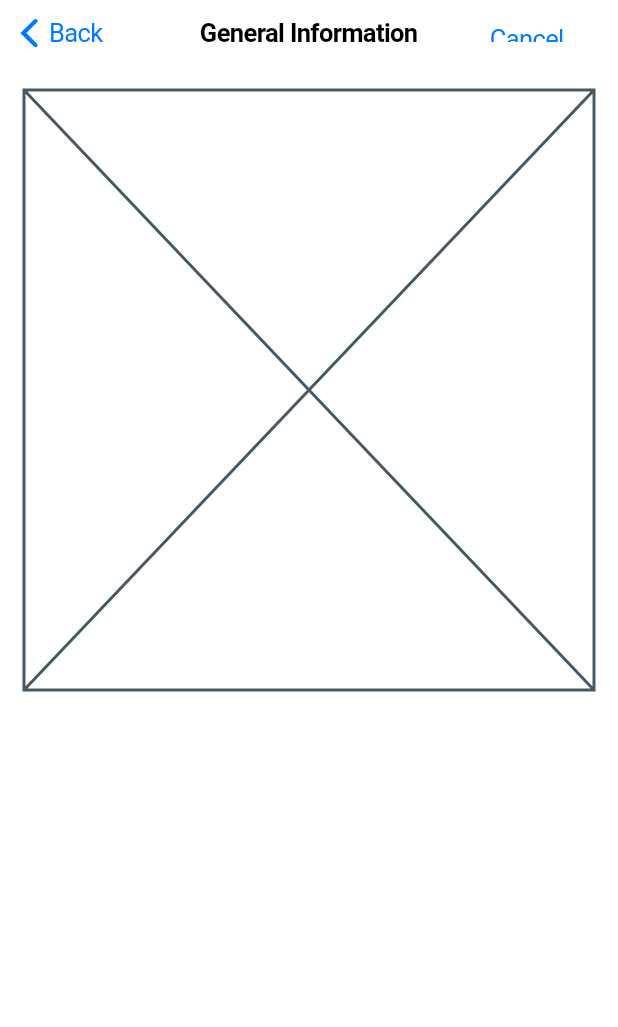
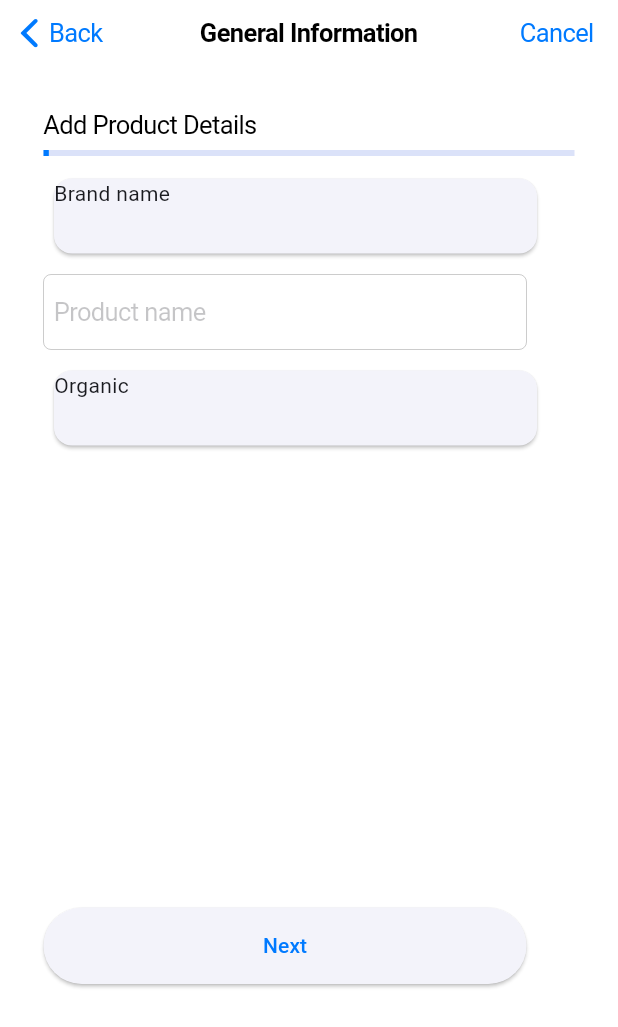
Before and after one commit to LastMinuteName/Healthr, a Flutter app: the ChooseCategoryPage screen opened directly, after a tap on "Food & Drinks", on a phone screen of 412 x 824 dp. Shown: the top 1027 px of the screen. Run offline on Flutter 3.47's test engine with Material 3 defaults, Android fonts, the phone set to English and light mode, and no system bars; missing offline and left inert: mobile_scanner; generated files the repository leaves out were written again.

Commit message:
finished initial layout of the product_details_page

```diff
--- a/lib/models/product_add_model.dart
+++ b/lib/models/product_add_model.dart
@@ -1,4 +1,5 @@
 import 'package:flutter/cupertino.dart';
+import 'package:flutter_gen/gen_l10n/app_localizations.dart';
 
 class ProductAddModel with ChangeNotifier {
   ProductAddModel({
--- a/lib/pages/product_add/choose_category_page.dart
+++ b/lib/pages/product_add/choose_category_page.dart
@@ -56,7 +56,10 @@ class ChooseCategoryPage extends StatelessWidget {
 
                   Navigator.of(context).push(
                     CupertinoPageRoute(
-                      builder: (context) => ProductDetailsPage(),
+                      builder: (context) => ChangeNotifierProvider.value(
+                          value: pageState,
+                          child: const ProductDetailsPage(),
+                      ),
                       settings: RouteSettings(name: '/product_details'),
                     ),
                   );
@@ -73,19 +76,10 @@ class ChooseCategoryPage extends StatelessWidget {
     }
 
     return CupertinoPageScaffold(
-        navigationBar: CupertinoNavigationBar(
-          middle: Text(AppLocalizations.of(context)!.generalInformationTitle),
-          leading: CupertinoButton(
-            padding: const EdgeInsets.all(0),
-            onPressed: () {
-              Navigator.popUntil(context, ModalRoute.withName('/'));
-            },
-            child: Text(AppLocalizations.of(context)!.cancelButtonText),
-          ),
-        ),
+        navigationBar: pageAppBar(context),
         child: SafeArea(
           child: Padding(
-            padding: EdgeInsets.all(16.0),
+            padding: EdgeInsets.all(29.0),
             child: Column(
               crossAxisAlignment: CrossAxisAlignment.start,
               children: widgetList,
@@ -94,4 +88,17 @@ class ChooseCategoryPage extends StatelessWidget {
         ),
     );
   }
+
+  CupertinoNavigationBar pageAppBar(BuildContext context) {
+    return CupertinoNavigationBar(
+      middle: Text(AppLocalizations.of(context)!.generalInformationTitle),
+      leading: CupertinoButton(
+        padding: const EdgeInsets.all(0),
+        onPressed: () {
+          Navigator.popUntil(context, ModalRoute.withName('/'));
+        },
+        child: Text(AppLocalizations.of(context)!.cancelButtonText),
+      ),
+    );
+  }
 }
--- a/lib/pages/product_add/product_details_page.dart
+++ b/lib/pages/product_add/product_details_page.dart
@@ -1,29 +1,97 @@
 import 'package:flutter/cupertino.dart';
+import 'package:flutter/material.dart';
 import 'package:flutter_gen/gen_l10n/app_localizations.dart';
+import 'package:provider/provider.dart';
+import '../../models/product_add_model.dart';
 
 class ProductDetailsPage extends StatelessWidget {
+  const ProductDetailsPage({super.key});
+
   @override
   Widget build(BuildContext context) {
     return CupertinoPageScaffold(
-      navigationBar: CupertinoNavigationBar(
+      navigationBar: pageAppBar(context),
+      child: body(context),
+    );
+  }
+
+  CupertinoNavigationBar pageAppBar(BuildContext context) {
+    return CupertinoNavigationBar(
       middle: Text(AppLocalizations.of(context)!.generalInformationTitle),
       previousPageTitle: AppLocalizations.of(context)!.backButtonText,
       trailing: CupertinoButton(
-          onPressed: () {  },
+        onPressed: () {
+          Navigator.popUntil(context, ModalRoute.withName('/'));
+        },
+        padding: const EdgeInsets.all(0),
         child: Text(AppLocalizations.of(context)!.cancelButtonText),
       ),
-      ),
-      child: SafeArea(
+    );
+  }
+
+  Widget body(BuildContext context) {
+    var pageState = context.watch<ProductAddModel>();
+
+    return SafeArea(
       child: Padding(
-            padding: EdgeInsets.all(16.0),
+        padding: EdgeInsets.all(29.0),
         child: Column(
           crossAxisAlignment: CrossAxisAlignment.start,
           children: [
-                Placeholder(),
+            Text(AppLocalizations.of(context)!.productDetailsHeader),
+            SizedBox(
+              height: 7,
+            ),
+            LinearProgressIndicator(
+              value: 0.01,
+            ),
+            SizedBox(
+              height: 15,
+            ),
+            Card(
+              margin: EdgeInsets.fromLTRB(7, 0, 0, 0),
+              child: SizedBox(
+                width: 322,
+                height: 50,
+                child: Text(AppLocalizations.of(context)!.brandNamePlaceholder),
+              ),
+            ),
+            SizedBox(
+              height: 14,
+            ),
+            SizedBox(
+              width: 322,
+              height: 50,
+              child: CupertinoTextField(
+                controller: pageState.productNameController,
+                placeholder: AppLocalizations.of(context)!.productNamePlaceholder,
+              ),
+            ),
+            SizedBox(
+              height: 14,
+            ),
+            Card(
+              margin: EdgeInsets.fromLTRB(7, 0, 0, 0),
+              child: SizedBox(
+                width: 322,
+                height: 50,
+                child: Text(AppLocalizations.of(context)!.organicText),
+              ),
+            ),
+            SizedBox(
+              height: 308,
+            ),
+            SizedBox(
+              width: 322,
+              height: 51,
+              child: ElevatedButton(
+                  onPressed: () {},
+                  child: Text(AppLocalizations.of(context)!.nextButtonText)
+              ),
+            ),
           ]
         ),
       )
-      ),
     );
   }
 }
```
Lines whose indentation alone changed are shown as unchanged.
